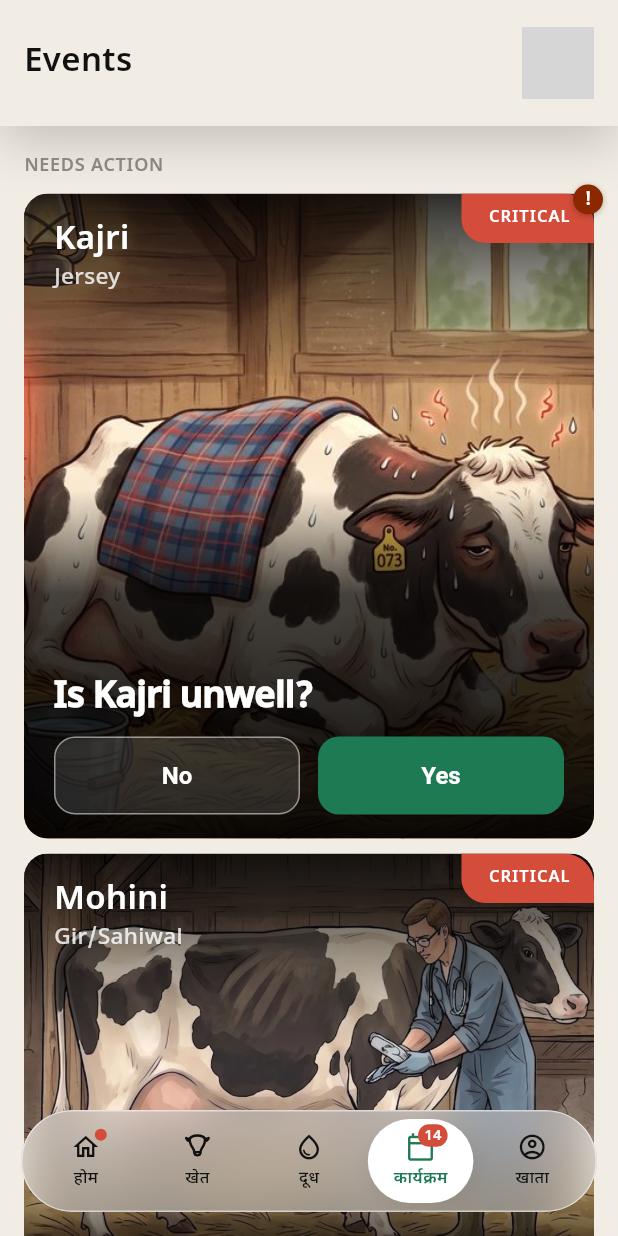
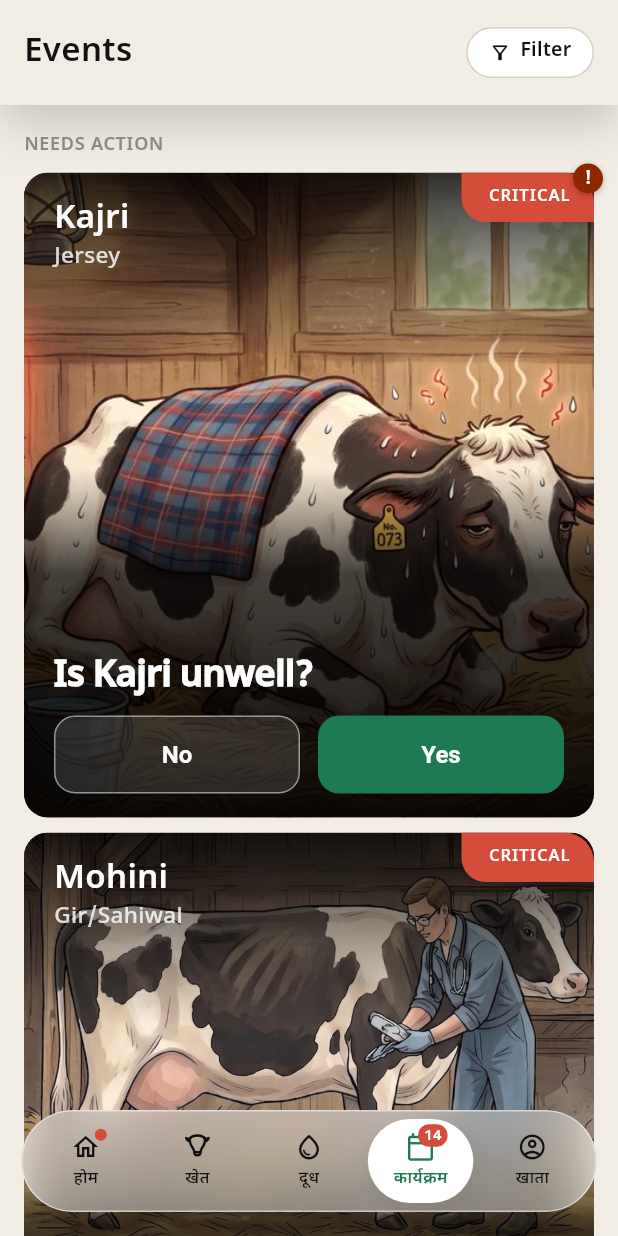
Before and after one commit to vaseey21/Vanix, a Flutter app: the EventsScreen screen opened directly with empty values, on a phone screen of 412 x 824 dp. Run offline on Flutter 3.47's test engine with Material 3 defaults, Android fonts, the phone set to English and light mode, and no system bars; our stand-ins replace video_player; statements that could not run were skipped; grey boxes are pictures that could not be loaded.

Commit message:
auto: save changes

```diff
--- a/flutter_app/lib/screens/events_screen.dart
+++ b/flutter_app/lib/screens/events_screen.dart
@@ -1585,37 +1585,34 @@ class _EventsScreenState extends State<EventsScreen> {
 // ── Priority chip (P0-P3) — reuses only the locked color tokens ──
 enum _Priority { p0, p1, p2, p3 }
 
-class _PriorityChip extends StatelessWidget {
-  final _Priority priority;
-  const _PriorityChip({required this.priority});
-
-  // Icon + 1-word label replaces the old "P1 · ACTIONABLE"-style text chip —
-  // less to read, same severity colours (locked tokens, no new colours).
+/// Filter button in the Events hero — funnel icon + "Filter" (mirrors
+/// #ev-filter-btn in the HTML).
+class _FilterButton extends StatelessWidget {
+  final bool isDark;
+  final VoidCallback onTap;
+  const _FilterButton({required this.isDark, required this.onTap});
+
   @override
   Widget build(BuildContext context) {
-    switch (priority) {
-      case _Priority.p0:
-        return _chip(Icons.emergency, 'P0', bg: const Color(0xFF8B2800), fg: Colors.white, outline: false);
-      case _Priority.p1:
-        return _chip(Icons.notifications_active, 'P1', bg: VanixColors.warningInk, fg: Colors.white, outline: false);
-      case _Priority.p2:
-        return _chip(Icons.warning_amber_rounded, 'P2', bg: VanixColors.warningBg, fg: VanixColors.warningInk, outline: true, borderColor: VanixColors.warning);
-      case _Priority.p3:
-        return _chip(Icons.info_outline, 'P3', bg: VanixColors.bgCard, fg: VanixColors.textHint, outline: true, borderColor: VanixColors.border);
-    }
-  }
-
-  Widget _chip(IconData icon, String label, {required Color bg, required Color fg, required bool outline, Color? borderColor}) {
-    return Container(
-      padding: const EdgeInsets.symmetric(horizontal: 8, vertical: 3),
-      decoration: BoxDecoration(color: bg, borderRadius: BorderRadius.circular(10), border: outline ? Border.all(color: borderColor!) : null),
-      child: Row(
-        mainAxisSize: MainAxisSize.min,
-        children: [
-          Icon(icon, size: 12, color: fg),
-          const SizedBox(width: 3),
-          Text(label, style: TextStyle(fontSize: 10, fontWeight: FontWeight.w600, color: fg)),
-        ],
+    return InkWell(
+      onTap: onTap,
+      borderRadius: BorderRadius.circular(17),
+      child: Container(
+        height: 34,
+        padding: const EdgeInsets.symmetric(horizontal: 14),
+        decoration: BoxDecoration(
+          color: isDark ? const Color(0xFF1C1C1C) : VanixColors.bgCard,
+          border: Border.all(color: isDark ? const Color(0xFF3A3A3A) : VanixColors.border),
+          borderRadius: BorderRadius.circular(17),
+        ),
+        child: Row(
+          mainAxisSize: MainAxisSize.min,
+          children: [
+            Icon(Icons.filter_alt_outlined, size: 15, color: isDark ? Colors.white : VanixColors.textPrimary),
+            const SizedBox(width: 6),
+            Text('Filter', style: TextStyle(fontSize: 13, fontWeight: FontWeight.w600, color: isDark ? Colors.white : VanixColors.textPrimary)),
+          ],
+        ),
       ),
     );
   }
```
